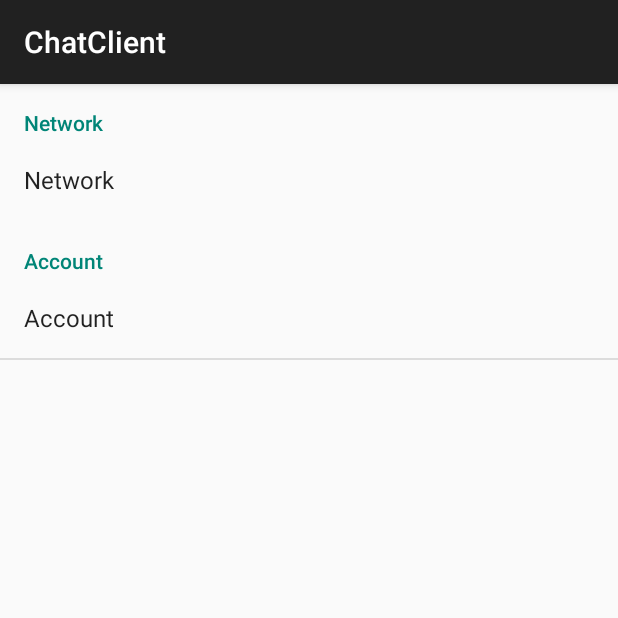
After one commit to AlexSazhko/ChatClient, an Android app: the fragment FragmentPreference shown on its own in the app's theme, on a phone screen of 412 x 824 dp, the top half of it. The commit adds this screen. Run offline under Robolectric (Android 15) with nearby library versions, the phone set to English and light mode, and no system bars.

Commit message:
added a preference

```diff
--- a/app/build.gradle
+++ b/app/build.gradle
@@ -1,13 +1,13 @@
 apply plugin: 'com.android.application'
 
 android {
-    compileSdkVersion 22
+    compileSdkVersion 21
     buildToolsVersion "22.0.1"
 
     defaultConfig {
         applicationId "com.alexsazhko.chatclient"
         minSdkVersion 16
-        targetSdkVersion 22
+        targetSdkVersion 21
         versionCode 1
         versionName "1.0"
     }
--- a/app/src/main/AndroidManifest.xml
+++ b/app/src/main/AndroidManifest.xml
@@ -26,6 +26,10 @@
             android:name=".ChatRoomActivity"
             android:label="@string/title_activity_chat_room" >
         </activity>
+        <activity
+            android:name=".preference.PrefActivity"
+            android:label="@string/title_activity_chat_room" >
+        </activity>
     </application>
 
 </manifest>
--- a/app/src/main/java/com/alexsazhko/chatclient/ContactActivity.java
+++ b/app/src/main/java/com/alexsazhko/chatclient/ContactActivity.java
@@ -15,6 +15,7 @@ import android.widget.ListView;
 
 import com.alexsazhko.chatclient.adapter.ContactListAdapter;
 import com.alexsazhko.chatclient.entity.Contact;
+import com.alexsazhko.chatclient.preference.PrefActivity;
 
 import java.util.ArrayList;
 
@@ -83,6 +84,10 @@ public class ContactActivity extends AppCompatActivity {
 
         //noinspection SimplifiableIfStatement
         if (id == R.id.action_settings) {
+            if (id == R.id.action_settings) {
+                Intent intent = new Intent(this, PrefActivity.class);
+                startActivity(intent);
+            }
             return true;
         }
 
--- /dev/null
+++ b/app/src/main/java/com/alexsazhko/chatclient/preference/FragmentPreference.java
@@ -0,0 +1,108 @@
+package com.alexsazhko.chatclient.preference;
+
+
+import android.content.Context;
+import android.content.SharedPreferences;
+import android.os.Bundle;
+import android.preference.Preference;
+import android.preference.PreferenceCategory;
+import android.preference.PreferenceFragment;
+import android.preference.PreferenceScreen;
+
+import com.alexsazhko.chatclient.R;
+
+public class FragmentPreference extends PreferenceFragment implements Preference.OnPreferenceChangeListener {
+
+    private PreferenceClickListener preferenceClickListener = new PreferenceClickListener();
+    private UserDialog userDialog;
+    private ServerDialog serverDialog;
+    private SharedPreferences preferences;
+    private Context context;
+
+    @Override
+    public void onCreate(Bundle savedInstanceState) {
+        super.onCreate(savedInstanceState);
+
+        context = getActivity();
+        userDialog = new UserDialog();
+        serverDialog = new ServerDialog();
+       // getPreferenceValue();
+        setPreferenceScreen(createPreferences());
+    }
+
+    //1.Create PreferenceScreen
+    private PreferenceScreen createPreferences() {
+        PreferenceScreen root = getPreferenceManager().createPreferenceScreen(getActivity());
+        addCategory(root);
+        return root;
+    }
+
+    //2.Add PreferenceCategory
+    private PreferenceCategory addCategory(PreferenceScreen root) {
+        PreferenceCategory rootPreferenceCategoryNetwork = new PreferenceCategory(getActivity());
+        PreferenceCategory rootPreferenceCategoryAccount = new PreferenceCategory(getActivity());
+        rootPreferenceCategoryNetwork.setTitle(R.string.pref_category_title_network);
+        rootPreferenceCategoryAccount.setTitle(R.string.pref_category_title_account);
+        root.addPreference(rootPreferenceCategoryNetwork);
+        root.addPreference(rootPreferenceCategoryAccount);
+        addListNetworkPreference(rootPreferenceCategoryNetwork);
+        addListAccountPreference(rootPreferenceCategoryAccount);
+
+        return rootPreferenceCategoryNetwork;
+    }
+
+    private void addListNetworkPreference(PreferenceCategory rootPreferenceCategory){
+        rootPreferenceCategory.addPreference(createNetworkPreference());
+    }
+
+    private void addListAccountPreference(PreferenceCategory rootPreferenceCategory){
+        rootPreferenceCategory.addPreference(createAccountPreference());
+    }
+
+    private Preference createNetworkPreference() {
+        Preference preference = new Preference(getActivity());
+        preference.setTitle(R.string.pref_category_title_network);
+        preference.setOnPreferenceClickListener(preferenceClickListener);
+
+        preference.setKey(getResources().getString(R.string.chat_server_key));
+
+        return preference;
+    }
+
+    private Preference createAccountPreference() {
+        Preference preference = new Preference(getActivity());
+        preference.setTitle(R.string.pref_category_title_account);
+        preference.setOnPreferenceClickListener(preferenceClickListener);
+
+        preference.setKey(getResources().getString(R.string.account_key));
+
+        return preference;
+    }
+
+    private class PreferenceClickListener implements Preference.OnPreferenceClickListener {
+
+        @Override
+        public boolean onPreferenceClick(Preference preference) {
+            String key = preference.getKey();
+            if (key.equals(getResources().getString(R.string.chat_server_key))) {
+
+                serverDialog.show(getFragmentManager(), "serverDialog");
+
+                return true;
+            }
+            if (key.equals(getResources().getString(R.string.account_key))) {
+
+                userDialog.show(getFragmentManager(), "userDialog");
+
+                return true;
+            }
+
+            return false;
+        }
+    }
+
+    @Override
+    public boolean onPreferenceChange(Preference preference, Object newValue) {
+        return false;
+    }
+}
--- a/app/src/main/res/layout/activity_chat_room.xml
+++ b/app/src/main/res/layout/activity_chat_room.xml
@@ -39,7 +39,7 @@
             android:layout_width="0dp"
             android:layout_height="wrap_content"
             android:layout_weight="1"
-            android:background="@color/bg_btn_join"
+            android:background="@drawable/button_login"
             android:textColor="@color/white"
             android:text="@string/btn_send" />
     </LinearLayout>
--- a/app/src/main/res/layout/activity_login.xml
+++ b/app/src/main/res/layout/activity_login.xml
@@ -37,7 +37,7 @@
             android:layout_width="wrap_content"
             android:layout_height="wrap_content"
             android:layout_marginTop="40dp"
-            android:background="@color/bg_btn_join"
+            android:background="@drawable/button_login"
             android:paddingLeft="25dp"
             android:paddingRight="25dp"
             android:text="@string/btn_join"
--- a/app/src/main/res/menu/menu_contact.xml
+++ b/app/src/main/res/menu/menu_contact.xml
@@ -3,5 +3,5 @@
     xmlns:tools="http://schemas.android.com/tools"
     tools:context="com.alexsazhko.chatclient.ContactActivity">
     <item android:id="@+id/action_settings" android:title="@string/action_settings"
-        android:orderInCategory="100" app:showAsAction="never" />
+        android:orderInCategory="100" app:showAsAction="always" />
 </menu>
--- a/app/src/main/res/values/colors.xml
+++ b/app/src/main/res/values/colors.xml
@@ -10,6 +10,8 @@
     <color name="bg_msg_from">#e5e7eb</color>
     <color name="msg_border_color">#a1a1a1</color>
     <color name="bg_btn_join">#1e6258</color>
+    <color name="bg_btn_join_pressed_d">#004d40</color>
+    <color name="bg_btn_join_pressed">#00897b</color>
     <color name="bg_msg_input">#e8e8e8</color>
     <color name="text_msg_input">#626262</color>
     <color name="text_msg_time">#727272</color>
--- a/app/src/main/res/values/strings.xml
+++ b/app/src/main/res/values/strings.xml
@@ -8,7 +8,30 @@
     <string name="btn_join">JOIN</string>
     <string name="btn_send">Send</string>
     <string name="title_activity_contact">ContactActivity</string>
+    <string name="title_activity_pref">Preference</string>
 
     <string name="hello_world">Hello world!</string>
     <string name="title_activity_chat_room">ChatRoomActivity</string>
+    <string name="pref_category_title_network">Network</string>
+    <string name="pref_category_title_account">Account</string>
+
+    <string name="set_chat_server">Set chat server</string>
+    <string name="chat_server_title">Set chat server</string>
+    <string name="chat_server_key">chatserver</string>
+    <string name="summary_url_server">Set chat server</string>
+
+    <string name="set_account">Set account</string>
+    <string name="set_account_title">Set account</string>
+    <string name="account_key">account</string>
+    <string name="account_server">Set account</string>
+
+    <string name="enter_ip_adress">Enter IP adress</string>
+    <string name="enter_port">Enter port</string>
+    <string name="send">Send</string>
+    <string name="set">Set</string>
+    <string name="set_server_adress">Server adress</string>
+
+    <string name="enter_login">Login</string>
+    <string name="enter_password">Password</string>
+
 </resources>
```
Also changed, not shown: app/src/main/java/com/alexsazhko/chatclient/ServerConnection.java (+1 -11 lines), app/src/main/java/com/alexsazhko/chatclient/preference/PrefActivity.java (added, +23 -0 lines), app/src/main/java/com/alexsazhko/chatclient/preference/ServerDialog.java (added, +52 -0 lines), app/src/main/java/com/alexsazhko/chatclient/preference/UserDialog.java (added, +52 -0 lines), app/src/main/res/drawable/button_login.xml (added, +7 -0 lines), app/src/main/res/layout/dialogipport_fragment.xml (added, +32 -0 lines), app/src/main/res/layout/dialoglogin_fragment.xml (added, +32 -0 lines), 1 other file.
